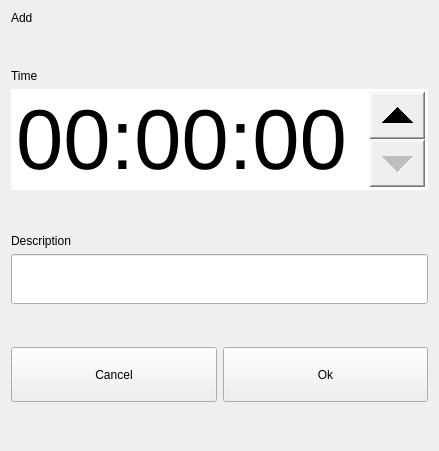
The window that dlgsettime.ui (ic005k/Knot-Legacy) describes before a commit, drawn with Qt 5.
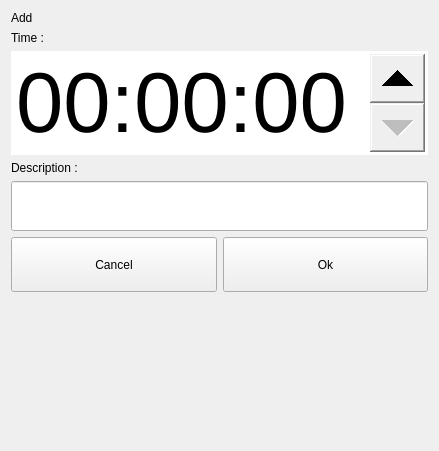
The same window after the commit.

The edit to the form file:
```diff
--- a/dlgsettime.ui
+++ b/dlgsettime.ui
@@ -14,108 +14,7 @@
    <string>Dialog</string>
   </property>
   <layout class="QGridLayout" name="gridLayout">
-   <item row="5" column="0">
-    <widget class="QLabel" name="label">
-     <property name="text">
-      <string>Description</string>
-     </property>
-    </widget>
-   </item>
-   <item row="8" column="0">
-    <layout class="QHBoxLayout" name="horizontalLayout">
-     <item>
-      <widget class="QToolButton" name="btnBack">
-       <property name="sizePolicy">
-        <sizepolicy hsizetype="Preferred" vsizetype="Fixed">
-         <horstretch>0</horstretch>
-         <verstretch>0</verstretch>
-        </sizepolicy>
-       </property>
-       <property name="minimumSize">
-        <size>
-         <width>0</width>
-         <height>55</height>
-        </size>
-       </property>
-       <property name="text">
-        <string>Cancel</string>
-       </property>
-      </widget>
-     </item>
-     <item>
-      <widget class="QToolButton" name="btnOk">
-       <property name="sizePolicy">
-        <sizepolicy hsizetype="Preferred" vsizetype="Fixed">
-         <horstretch>0</horstretch>
-         <verstretch>0</verstretch>
-        </sizepolicy>
-       </property>
-       <property name="minimumSize">
-        <size>
-         <width>0</width>
-         <height>55</height>
-        </size>
-       </property>
-       <property name="text">
-        <string>Ok</string>
-       </property>
-      </widget>
-     </item>
-    </layout>
-   </item>
-   <item row="4" column="0">
-    <spacer name="verticalSpacer_2">
-     <property name="orientation">
-      <enum>Qt::Vertical</enum>
-     </property>
-     <property name="sizeHint" stdset="0">
-      <size>
-       <width>20</width>
-       <height>40</height>
-      </size>
-     </property>
-    </spacer>
-   </item>
-   <item row="9" column="0">
-    <spacer name="verticalSpacer">
-     <property name="orientation">
-      <enum>Qt::Vertical</enum>
-     </property>
-     <property name="sizeHint" stdset="0">
-      <size>
-       <width>20</width>
-       <height>40</height>
-      </size>
-     </property>
-    </spacer>
-   </item>
-   <item row="1" column="0">
-    <spacer name="verticalSpacer_3">
-     <property name="orientation">
-      <enum>Qt::Vertical</enum>
-     </property>
-     <property name="sizeHint" stdset="0">
-      <size>
-       <width>20</width>
-       <height>40</height>
-      </size>
-     </property>
-    </spacer>
-   </item>
-   <item row="7" column="0">
-    <spacer name="verticalSpacer_4">
-     <property name="orientation">
-      <enum>Qt::Vertical</enum>
-     </property>
-     <property name="sizeHint" stdset="0">
-      <size>
-       <width>20</width>
-       <height>40</height>
-      </size>
-     </property>
-    </spacer>
-   </item>
-   <item row="3" column="0">
+   <item row="2" column="0">
     <widget class="QTimeEdit" name="timeEdit">
      <property name="minimumSize">
       <size>
@@ -148,6 +47,19 @@
     </widget>
    </item>
    <item row="6" column="0">
+    <spacer name="verticalSpacer">
+     <property name="orientation">
+      <enum>Qt::Vertical</enum>
+     </property>
+     <property name="sizeHint" stdset="0">
+      <size>
+       <width>20</width>
+       <height>40</height>
+      </size>
+     </property>
+    </spacer>
+   </item>
+   <item row="4" column="0">
     <widget class="QLineEdit" name="lineEdit">
      <property name="minimumSize">
       <size>
@@ -157,13 +69,6 @@
      </property>
     </widget>
    </item>
-   <item row="2" column="0">
-    <widget class="QLabel" name="label_2">
-     <property name="text">
-      <string>Time</string>
-     </property>
-    </widget>
-   </item>
    <item row="0" column="0">
     <widget class="QLabel" name="lblTitle">
      <property name="text">
@@ -171,6 +76,62 @@
      </property>
     </widget>
    </item>
+   <item row="1" column="0">
+    <widget class="QLabel" name="label_2">
+     <property name="text">
+      <string>Time :</string>
+     </property>
+    </widget>
+   </item>
+   <item row="5" column="0">
+    <layout class="QHBoxLayout" name="horizontalLayout">
+     <item>
+      <widget class="QToolButton" name="btnBack">
+       <property name="sizePolicy">
+        <sizepolicy hsizetype="Preferred" vsizetype="Fixed">
+         <horstretch>0</horstretch>
+         <verstretch>0</verstretch>
+        </sizepolicy>
+       </property>
+       <property name="minimumSize">
+        <size>
+         <width>0</width>
+         <height>55</height>
+        </size>
+       </property>
+       <property name="text">
+        <string>Cancel</string>
+       </property>
+      </widget>
+     </item>
+     <item>
+      <widget class="QToolButton" name="btnOk">
+       <property name="sizePolicy">
+        <sizepolicy hsizetype="Preferred" vsizetype="Fixed">
+         <horstretch>0</horstretch>
+         <verstretch>0</verstretch>
+        </sizepolicy>
+       </property>
+       <property name="minimumSize">
+        <size>
+         <width>0</width>
+         <height>55</height>
+        </size>
+       </property>
+       <property name="text">
+        <string>Ok</string>
+       </property>
+      </widget>
+     </item>
+    </layout>
+   </item>
+   <item row="3" column="0">
+    <widget class="QLabel" name="label">
+     <property name="text">
+      <string>Description :</string>
+     </property>
+    </widget>
+   </item>
   </layout>
  </widget>
  <resources/>
```
